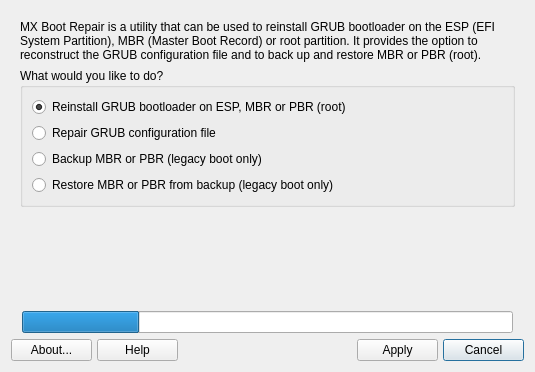
MX-Linux/mx-bootrepair, file mxbootrepair.ui: the form before one commit.
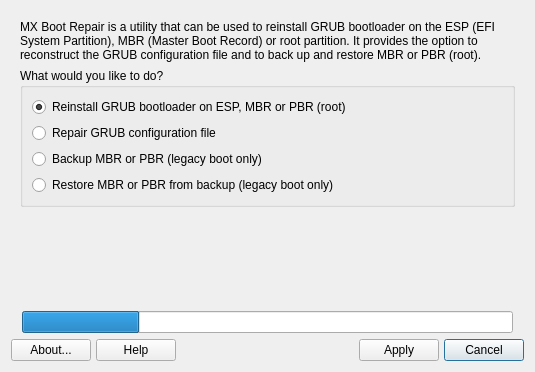
The form after the commit. Icons and pictures are not drawn.

Commit message: don't expand buttons

```diff
--- a/mxbootrepair.ui
+++ b/mxbootrepair.ui
@@ -408,7 +408,7 @@
      <item row="0" column="0">
       <widget class="QPushButton" name="buttonAbout">
        <property name="sizePolicy">
-        <sizepolicy hsizetype="Expanding" vsizetype="Preferred">
+        <sizepolicy hsizetype="Minimum" vsizetype="Preferred">
          <horstretch>0</horstretch>
          <verstretch>0</verstretch>
         </sizepolicy>
@@ -463,7 +463,7 @@
      <item row="0" column="1">
       <widget class="QPushButton" name="buttonHelp">
        <property name="sizePolicy">
-        <sizepolicy hsizetype="Expanding" vsizetype="Preferred">
+        <sizepolicy hsizetype="Minimum" vsizetype="Preferred">
          <horstretch>0</horstretch>
          <verstretch>0</verstretch>
         </sizepolicy>
@@ -514,7 +514,7 @@
      <item row="0" column="7">
       <widget class="QPushButton" name="buttonCancel">
        <property name="sizePolicy">
-        <sizepolicy hsizetype="Expanding" vsizetype="Preferred">
+        <sizepolicy hsizetype="Minimum" vsizetype="Preferred">
          <horstretch>0</horstretch>
          <verstretch>0</verstretch>
         </sizepolicy>
@@ -543,7 +543,7 @@
      <item row="0" column="6">
       <widget class="QPushButton" name="buttonApply">
        <property name="sizePolicy">
-        <sizepolicy hsizetype="Expanding" vsizetype="Preferred">
+        <sizepolicy hsizetype="Minimum" vsizetype="Preferred">
          <horstretch>0</horstretch>
          <verstretch>0</verstretch>
         </sizepolicy>
```
